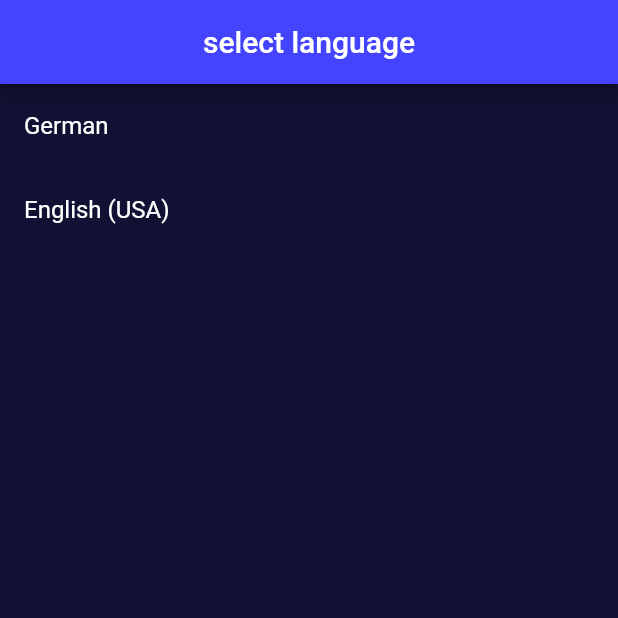
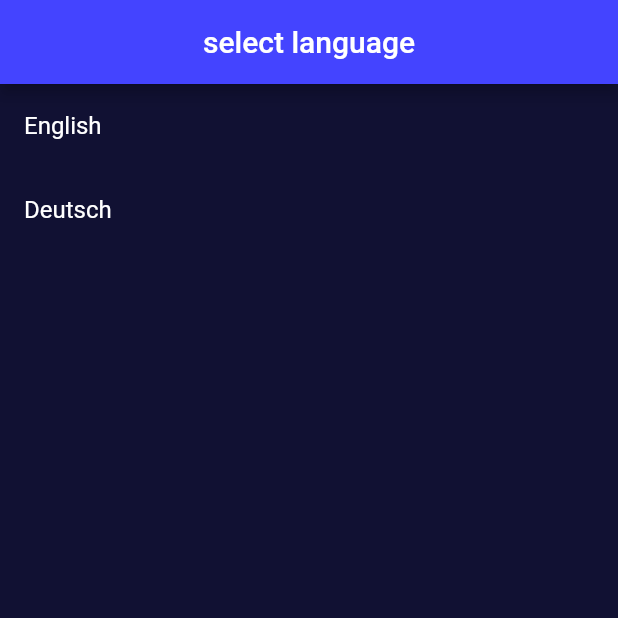
Before and after one commit to helpwave/mobile-app, a Flutter app: the SettingListView screen opened directly, on a phone screen of 412 x 824 dp, the top half of it. Run offline on Flutter 3.47's test engine with Material 2 defaults, Android fonts, the phone set to English and light mode, and no system bars; missing offline and left inert: flutter_osm_plugin; generated files the repository leaves out were written again.

Commit message:
updated languages

```diff
--- a/lib/components/setting_list_view.dart
+++ b/lib/components/setting_list_view.dart
@@ -6,7 +6,7 @@ class SettingListView extends StatelessWidget {
 
   @override
   Widget build(BuildContext context) {
-    final List<String> languages = ["German", "English (USA)"];
+    Map<String, String> languages = {"English": "en", "Deutsch": "de"};
 
     return Scaffold(
       appBar: AppBar(
@@ -20,7 +20,7 @@ class SettingListView extends StatelessWidget {
             itemBuilder: (BuildContext context, int index) {
               return ListTile(
                 onTap: () => {},
-                title: Text(languages[index]),
+                title: Text(languages.keys.elementAt(index)),
               );
             }),
       ),
```
